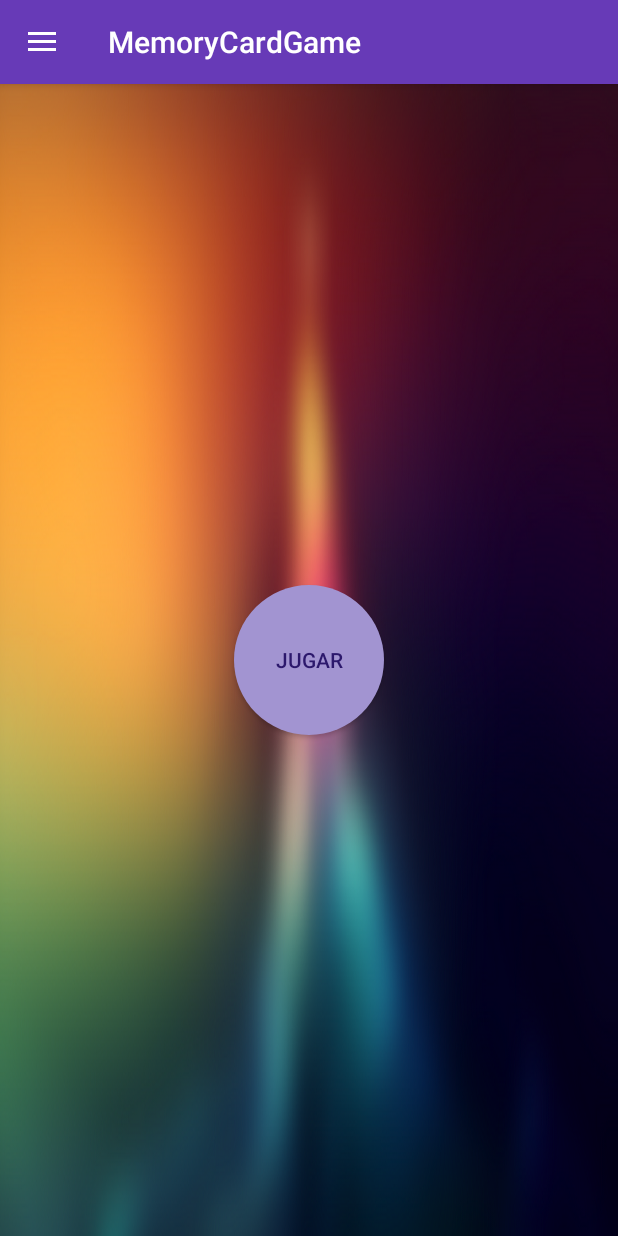
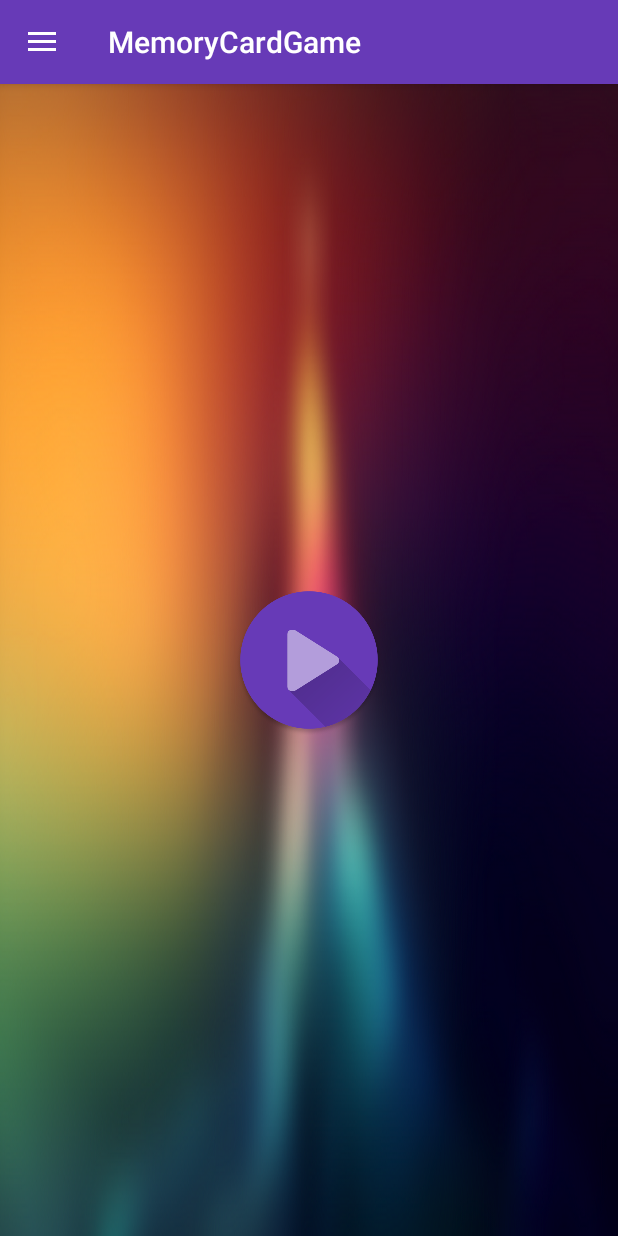
Before and after one commit to sushiprieto/MemoryCardGameMaterial, an Android app: the screen it shows after launch (MainActivity), on a phone screen of 412 x 824 dp. Run offline under Robolectric (Android 15) with nearby library versions, the phone set to English and light mode, and no system bars; 2 statements that could not run were skipped.

Commit message:
añadido btnplay

```diff
--- a/app/src/main/res/drawable/btn_redondo_default.xml
+++ b/app/src/main/res/drawable/btn_redondo_default.xml
@@ -1,7 +1,7 @@
 <?xml version="1.0" encoding="utf-8"?>
 <shape xmlns:android="http://schemas.android.com/apk/res/android" android:shape="oval">
 
-    <solid android:color="#A294D1"/>
+    <solid android:color="@color/colorAccent"/>
     <size android:height="100dp" android:width="100dp"/>
 
 </shape>
--- a/app/src/main/res/layout/content_main.xml
+++ b/app/src/main/res/layout/content_main.xml
@@ -27,12 +27,18 @@
         android:layout_marginBottom="20dp"
         android:textSize="38sp"/>-->
 
-    <Button
+    <!--<Button
         android:text="@string/btnPlay"
         android:layout_width="wrap_content"
         android:layout_height="wrap_content"
-        android:textColor="#2C186C"
+        android:textColor="@color/colorPrimaryDark"
         android:id="@+id/btnPlay"
-        android:background="@drawable/btn_redondo"/>
+        android:background="@drawable/btn_redondo"/>-->
+
+    <ImageButton
+        android:layout_width="100dp"
+        android:layout_height="100dp"
+        android:id="@+id/btnPlay"
+        android:background="@drawable/play"/>
 
 </LinearLayout>
--- a/build.gradle
+++ b/build.gradle
@@ -6,7 +6,7 @@ buildscript {
         maven { url "https://jitpack.io" }
     }
     dependencies {
-        classpath 'com.android.tools.build:gradle:2.2.3'
+        classpath 'com.android.tools.build:gradle:2.3.0'
 
         // NOTE: Do not place your application dependencies here; they belong
         // in the individual module build.gradle files
```
Also changed, not shown: app/src/main/res/drawable/play.png (added), gradle/wrapper/gradle-wrapper.properties.
